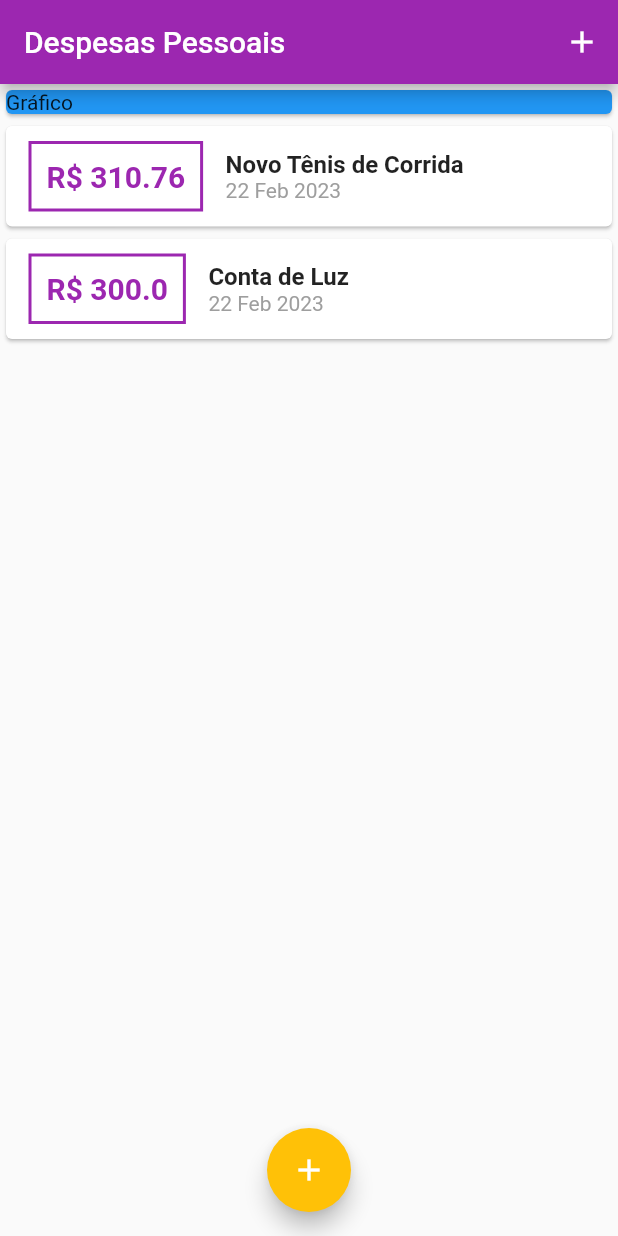
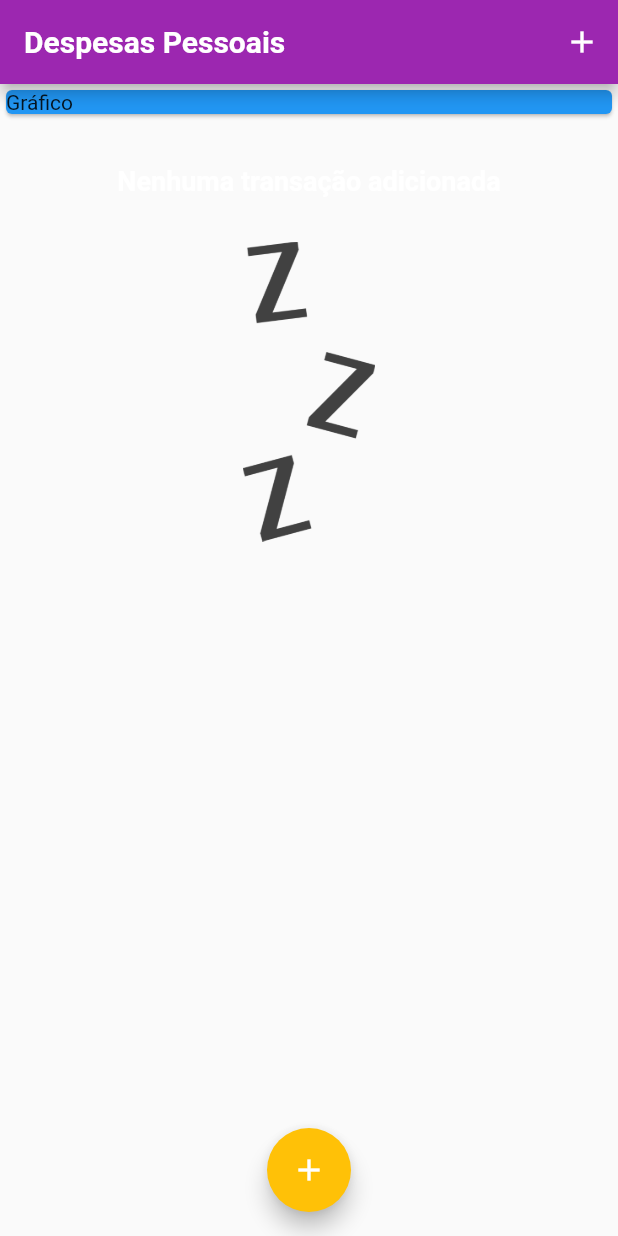
Before and after one commit to alex-custodio/DespesasPessoais, a Flutter app: the screen it shows after launch, on a phone screen of 412 x 824 dp. Run offline on Flutter 3.47's test engine with Material 2 defaults, Android fonts, the phone set to English and light mode, and no system bars.

```diff
--- a/lib/components/transaction_list.dart
+++ b/lib/components/transaction_list.dart
@@ -9,7 +9,23 @@ class TransactionList extends StatelessWidget {
   Widget build(BuildContext context) {
     return Container(
       height: 300,
-      child: ListView.builder(itemCount: transactions!.length, itemBuilder: ((context, index) {
+      child: transactions!.isEmpty
+          ? Column(children: [
+              SizedBox(height: 30,),
+              Text("Nenhuma transação adicionada",
+                  style: Theme.of(context).textTheme.headline6),
+              SizedBox(height: 30),
+              Container(
+                child: Image.asset(
+                  'assets/images/waiting.png',
+                  fit: BoxFit.cover,
+                ),
+                height: 200,
+              )
+            ])
+          : ListView.builder(
+              itemCount: transactions!.length,
+              itemBuilder: ((context, index) {
                 return Card(
                   child: Row(
                     children: [
@@ -19,7 +35,9 @@ class TransactionList extends StatelessWidget {
                           vertical: 10,
                         ),
                         decoration: BoxDecoration(
-                        border: Border.all(color: Theme.of(context).colorScheme.primary, width: 2)),
+                            border: Border.all(
+                                color: Theme.of(context).colorScheme.primary,
+                                width: 2)),
                         child: Text(
                           "R\$ " + transactions![index].value!.toString(),
                           style: TextStyle(
@@ -34,11 +52,11 @@ class TransactionList extends StatelessWidget {
                         children: [
                           Text(
                             transactions![index].title!,
-                        style:
-                            TextStyle(fontWeight: FontWeight.bold, fontSize: 16),
+                            style: Theme.of(context).textTheme.headline6,
                           ),
                           Text(
-                        DateFormat("d MMM y").format(transactions![index].date!),
+                            DateFormat("d MMM y")
+                                .format(transactions![index].date!),
                             style: TextStyle(color: Colors.grey),
                           )
                         ],
--- a/lib/main.dart
+++ b/lib/main.dart
@@ -15,9 +15,21 @@ class ExpensesApp extends StatelessWidget {
     return MaterialApp(
       home: MyHomePage(),
       theme: tema.copyWith(
+          textTheme: tema.textTheme.copyWith(
+              headline6: TextStyle(
+                  fontFamily: "OpenSans",
+                  fontSize: 18,
+                  fontWeight: FontWeight.bold)),
+          appBarTheme: AppBarTheme(
+              titleTextStyle: TextStyle(
+                  fontFamily: 'OpenSans',
+                  fontSize: 20,
+                  fontWeight: FontWeight.bold,
+                  color: Colors.white)),
           colorScheme: tema.colorScheme.copyWith(
             primary: Colors.purple,
-          secondary: Colors.amber,)),
+            secondary: Colors.amber,
+          )),
       debugShowCheckedModeBanner: false,
     );
   }
@@ -29,15 +41,7 @@ class MyHomePage extends StatefulWidget {
 }
 
 class _MyHomePageState extends State<MyHomePage> {
-  var _transactions = [
-    Transaction(
-        id: "t1",
-        title: "Novo Tênis de Corrida",
-        value: 310.76,
-        date: DateTime.now()),
-    Transaction(
-        id: "t2", title: "Conta de Luz", value: 300, date: DateTime.now())
-  ];
+  List<Transaction> _transactions = [];
 
   void addTransacao(String title, String value) {
     setState(() {
```
Also changed, not shown: pubspec.yaml (+15 -15 lines), assets/fonts/._OpenSans-Bold.ttf (added), assets/fonts/._OpenSans-Regular.ttf (added), assets/fonts/._Quicksand-Bold.ttf (added), assets/fonts/._Quicksand-Light.ttf (added), assets/fonts/._Quicksand-Medium.ttf (added), assets/fonts/._Quicksand-Regular.ttf (added), assets/images/waiting.png (added). Lines whose indentation alone changed are shown as unchanged.
